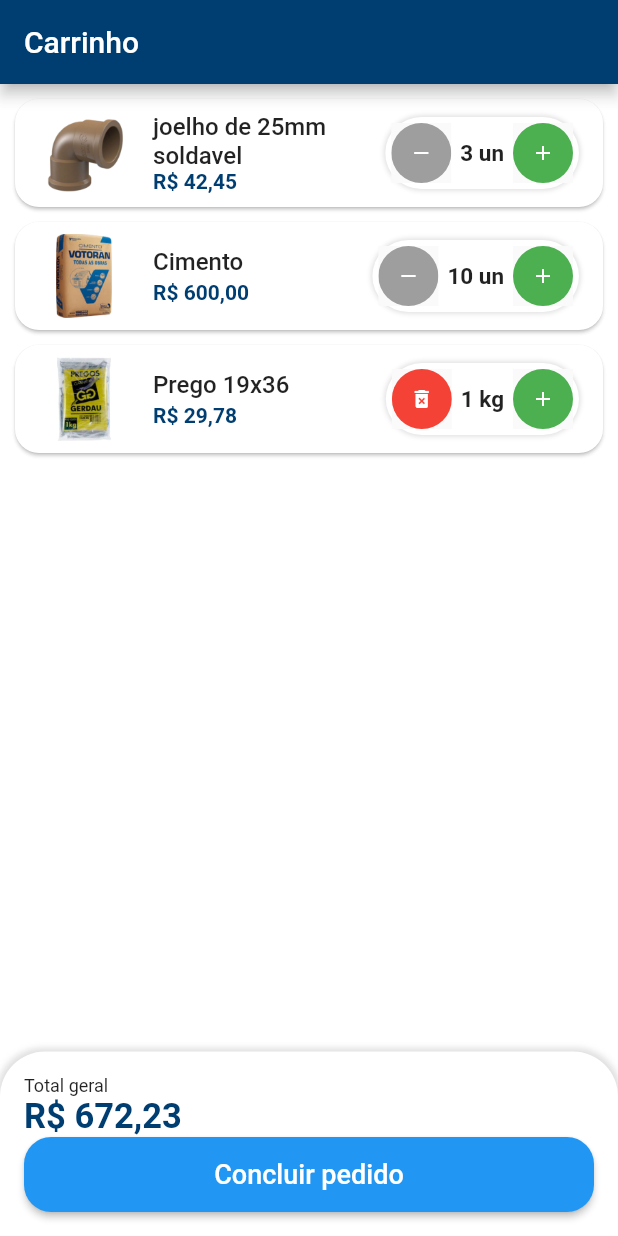
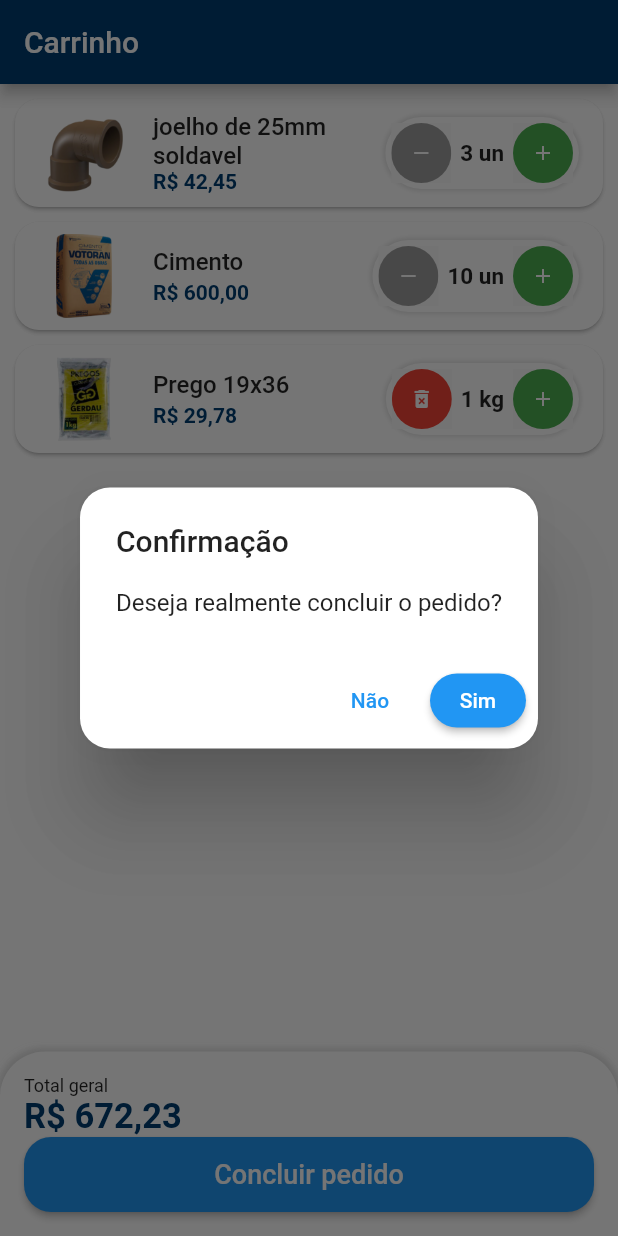
Before and after one commit to MatheusBrandao525/loja_online_com_flutter, a Flutter app: the CartTab screen opened directly, after a tap on "Concluir pedido", on a phone screen of 412 x 824 dp. Run offline on Flutter 3.47's test engine with Material 2 defaults, Android fonts, the phone set to English and light mode, and no system bars; our stand-ins replace animated_text_kit, badges, mask_text_input_formatter.

Commit message:
Dialog de confirmação

```diff
--- a/lib/src/pages/cart/cart_tab.dart
+++ b/lib/src/pages/cart/cart_tab.dart
@@ -88,7 +88,10 @@ class _CartTabState extends State<CartTab> {
                           borderRadius: BorderRadius.circular(18),
                         ),
                       ),
-                      onPressed: () {},
+                      onPressed: () async {
+                        bool? result = await showOrderConfirmation();
+                        print(result);
+                      },
                       child: const Text(
                         'Concluir pedido',
                         style: TextStyle(
@@ -103,4 +106,38 @@ class _CartTabState extends State<CartTab> {
       ),
     );
   }
+
+  Future<bool?> showOrderConfirmation() {
+    return showDialog<bool>(
+      context: context,
+      builder: (context) {
+        return AlertDialog(
+          shape: RoundedRectangleBorder(
+            borderRadius: BorderRadius.circular(20),
+          ),
+          title: const Text('Confirmação'),
+          content: const Text('Deseja realmente concluir o pedido?'),
+          actions: [
+            TextButton(
+              onPressed: () {
+                Navigator.of(context).pop(false);
+              },
+              child: const Text('Não'),
+            ),
+            ElevatedButton(
+              style: ElevatedButton.styleFrom(
+                shape: RoundedRectangleBorder(
+                  borderRadius: BorderRadius.circular(20),
+                ),
+              ),
+              onPressed: () {
+                Navigator.of(context).pop(true);
+              },
+              child: const Text('Sim'),
+            ),
+          ],
+        );
+      },
+    );
+  }
 }
```
